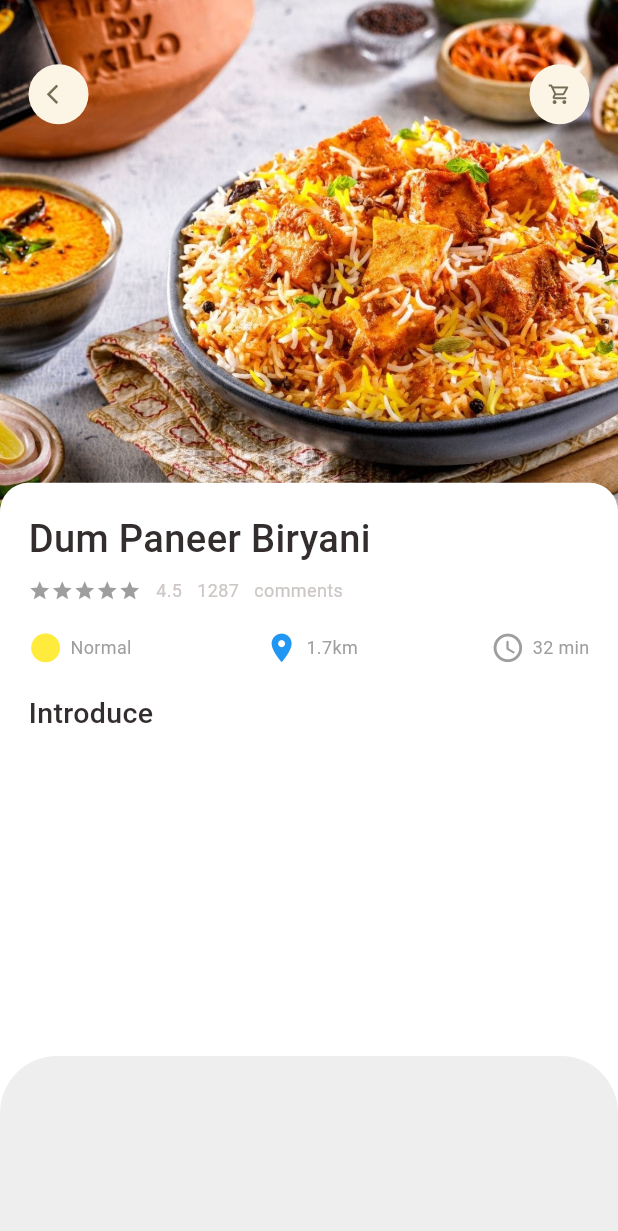
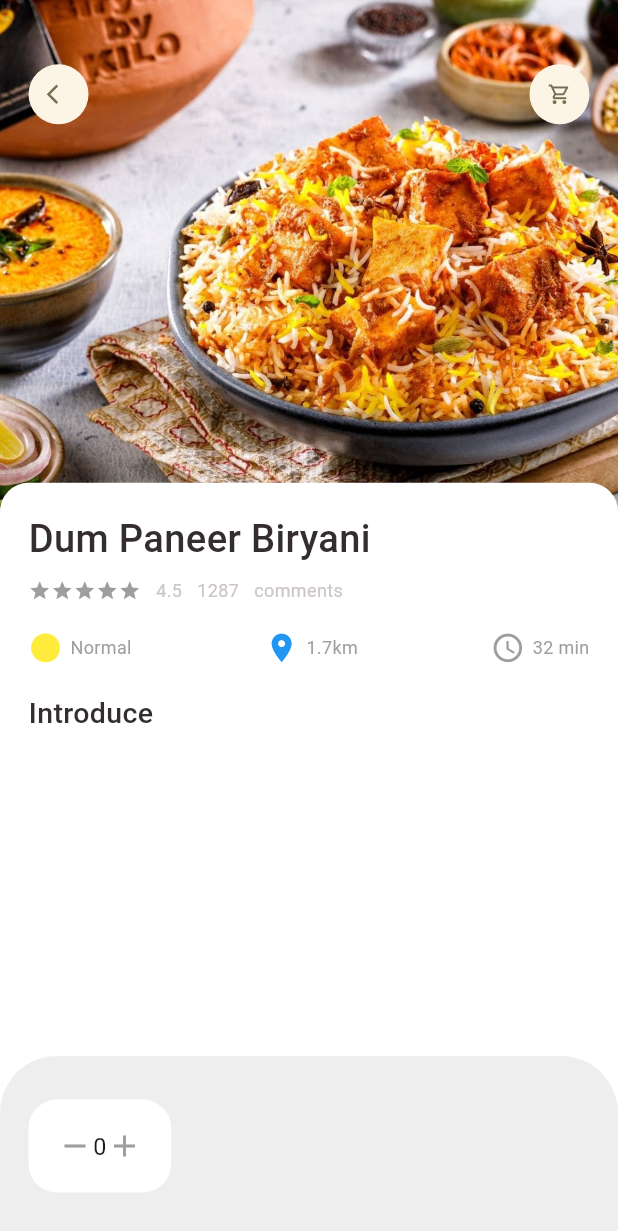
Before and after one commit to prashantmanna/flutter_food_delivery_app, a Flutter app: the screen it shows after launch, on a phone screen of 412 x 824 dp. Shown: the top 1231 px of the screen. Run offline on Flutter 3.47's test engine with Material 3 defaults, Android fonts, the phone set to English and light mode, and no system bars; our stand-ins replace dots_indicator, get.

Commit message:
first commit

```diff
--- a/lib/screens/popular_food.dart
+++ b/lib/screens/popular_food.dart
@@ -57,8 +57,12 @@ class popular_food extends StatelessWidget {
                 child: Column(
                   crossAxisAlignment: CrossAxisAlignment.start,
                   children: [
-                    AppColumn(text: "Dum Paneer Biryani",),
-                    SizedBox(height: Dimension.height20,),
+                    AppColumn(
+                      text: "Dum Paneer Biryani",
+                    ),
+                    SizedBox(
+                      height: Dimension.height20,
+                    ),
                     Bigtext(text: "Introduce")
                   ],
                 ),
@@ -67,14 +71,38 @@ class popular_food extends StatelessWidget {
       ),
       bottomNavigationBar: Container(
         height: 120,
-        padding: EdgeInsets.only(top: Dimension.height30,bottom: Dimension.height30,left: Dimension.width20,right: Dimension.width20),
+        padding: EdgeInsets.only(
+            top: Dimension.height30,
+            bottom: Dimension.height30,
+            left: Dimension.width20,
+            right: Dimension.width20),
         decoration: BoxDecoration(
-          color: Colors.grey.shade200,
-          borderRadius: BorderRadius.only(topLeft: Radius.circular(Dimension.radius20*2),topRight: Radius.circular(Dimension.radius20*2))
-        ),
+            color: Colors.grey.shade200,
+            borderRadius: BorderRadius.only(
+                topLeft: Radius.circular(Dimension.radius20 * 2),
+                topRight: Radius.circular(Dimension.radius20 * 2))),
         child: Row(
           children: [
-
+            Container(
+              padding: EdgeInsets.symmetric(vertical: Dimension.height20,horizontal: Dimension.height20),
+              decoration: BoxDecoration(
+                  borderRadius: BorderRadius.circular(Dimension.radius20),
+                  color: Colors.white),
+              child: Row(
+                mainAxisAlignment: MainAxisAlignment.center,
+                children: [
+                  Icon(
+                    Icons.remove,
+                    color: Colors.grey,
+                  ),
+                  Text("0",style: TextStyle(fontSize: Dimension.size16),),
+                  Icon(
+                    Icons.add,
+                    color: Colors.grey,
+                  )
+                ],
+              ),
+            )
           ],
         ),
       ),
```
